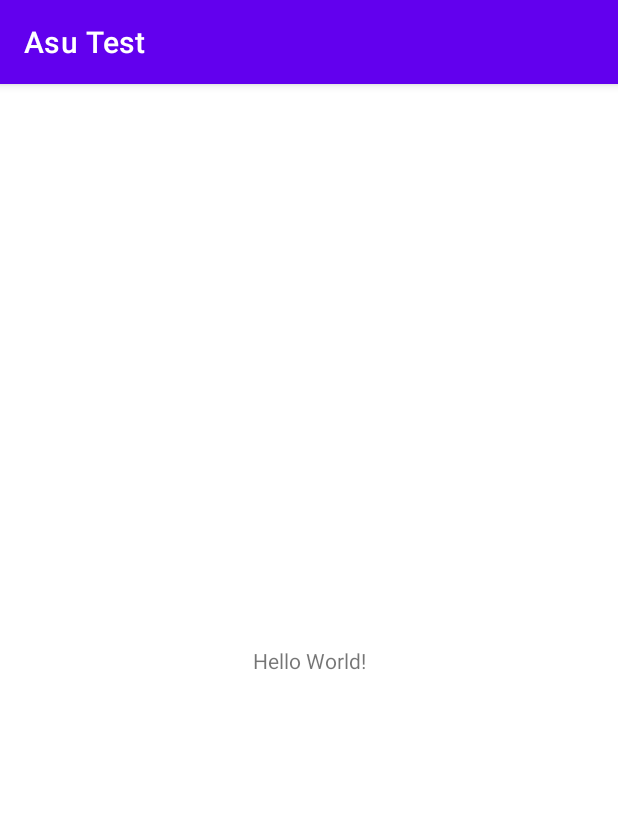
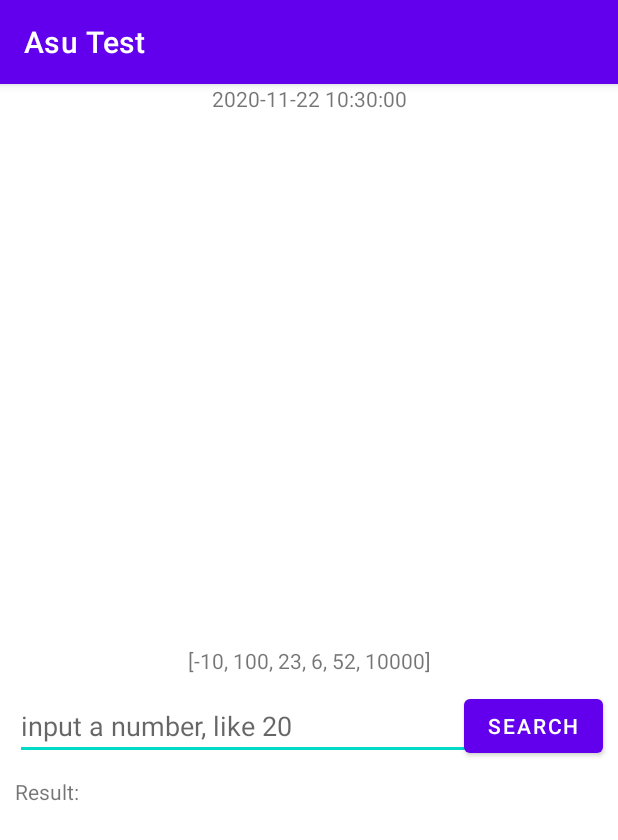
Before and after one commit to jiang1991/AsuTest, an Android app: the screen it shows after launch (MainActivity), on a phone screen of 412 x 824 dp. Shown: the top 840 px of the screen. Run offline under Robolectric (Android 15) with nearby library versions, the phone set to English and light mode, and no system bars.

Commit message:
Assignments 4 add espresso support

```diff
--- a/app/build.gradle
+++ b/app/build.gradle
@@ -36,4 +36,5 @@ dependencies {
     testImplementation 'junit:junit:4.+'
     androidTestImplementation 'androidx.test.ext:junit:1.1.2'
     androidTestImplementation 'androidx.test.espresso:espresso-core:3.3.0'
+    androidTestImplementation 'androidx.test:rules:1.3.0-beta01'
 }
--- a/app/src/main/java/com/example/asutest/MainActivity.java
+++ b/app/src/main/java/com/example/asutest/MainActivity.java
@@ -3,14 +3,60 @@ package com.example.asutest;
 import androidx.appcompat.app.AppCompatActivity;
 
 import android.os.Bundle;
+import android.view.View;
+import android.widget.Button;
+import android.widget.EditText;
+import android.widget.TextView;
+
+import com.example.asutest.one.Oct;
+
+import java.text.SimpleDateFormat;
+import java.util.Arrays;
 
 public class MainActivity extends AppCompatActivity {
+
+    TextView oriList;
+    Button search;
+    TextView result;
+    EditText input;
+    TextView time;
+
+    int[] list = new int[]{-10, 100, 23, 6, 52, 10000};
 
     @Override
     protected void onCreate(Bundle savedInstanceState) {
         super.onCreate(savedInstanceState);
         setContentView(R.layout.activity_main);
+
+        initUI();
     }
 
+    private void initUI() {
+        oriList = findViewById(R.id.ori_list);
+        search = findViewById(R.id.search);
+        result = findViewById(R.id.result);
+        input = findViewById(R.id.input);
+        time = findViewById(R.id.time);
+
+        SimpleDateFormat df = new SimpleDateFormat("yyyy-MM-dd HH:mm:ss");
+        time.setText(df.format(System.currentTimeMillis()));
+
+        oriList.setText(Arrays.toString(list));
+
+        search.setOnClickListener(v -> {
+            if (input.getText() == null) {
+                return;
+            }
+
+            int s = Integer.parseInt(input.getText().toString());
+            boolean b = Oct.binarySearch(list, s);
+            if (b) {
+                result.setText("Result: Found");
+            } else {
+                result.setText("Result: Not found");
+            }
+        });
+
+    }
 
 }
--- a/app/src/main/java/com/example/asutest/one/Oct.java
+++ b/app/src/main/java/com/example/asutest/one/Oct.java
@@ -20,11 +20,11 @@ public class Oct {
     public static boolean binarySearch(int[] input, int number) {
 
         // useless var
-        String s = "i am useless string";
+//        String s = "i am useless string";
 
         // assign a var but never call it
-        int i = 10;
-        i++;
+//        int i = 10;
+//        i++;
 
         Arrays.sort(input);
 
--- a/app/src/main/res/layout/activity_main.xml
+++ b/app/src/main/res/layout/activity_main.xml
@@ -1,5 +1,6 @@
 <?xml version="1.0" encoding="utf-8"?>
-<androidx.constraintlayout.widget.ConstraintLayout xmlns:android="http://schemas.android.com/apk/res/android"
+<androidx.constraintlayout.widget.ConstraintLayout
+    xmlns:android="http://schemas.android.com/apk/res/android"
     xmlns:app="http://schemas.android.com/apk/res-auto"
     xmlns:tools="http://schemas.android.com/tools"
     android:layout_width="match_parent"
@@ -7,12 +8,52 @@
     tools:context=".MainActivity">
 
     <TextView
+        android:id="@+id/ori_list"
         android:layout_width="wrap_content"
         android:layout_height="wrap_content"
-        android:text="Hello World!"
+        android:text="Original List: 10, 20, 21, 31"
+        android:layout_margin="10dp"
         app:layout_constraintBottom_toBottomOf="parent"
         app:layout_constraintLeft_toLeftOf="parent"
         app:layout_constraintRight_toRightOf="parent"
         app:layout_constraintTop_toTopOf="parent" />
 
+    <EditText
+        android:id="@+id/input"
+        android:hint="input a number, like 20"
+        android:inputType="number"
+        android:layout_width="match_parent"
+        android:layout_height="wrap_content"
+        android:layout_margin="10dp"
+        app:layout_constraintTop_toTopOf="@id/search"
+        app:layout_constraintBottom_toBottomOf="@id/search"
+        app:layout_constraintLeft_toLeftOf="@id/search"/>
+
+    <Button
+        android:id="@+id/search"
+        android:text="Search"
+        android:layout_margin="10dp"
+        android:layout_width="wrap_content"
+        android:layout_height="wrap_content"
+        app:layout_constraintTop_toBottomOf="@id/ori_list"
+        app:layout_constraintRight_toRightOf="parent"/>
+
+    <TextView
+        android:id="@+id/result"
+        android:layout_width="match_parent"
+        android:layout_height="wrap_content"
+        android:text="Result:"
+        android:layout_margin="10dp"
+        app:layout_constraintTop_toBottomOf="@id/search"
+        app:layout_constraintLeft_toLeftOf="parent"
+        app:layout_constraintRight_toRightOf="parent"/>
+
+    <TextView
+        android:id="@+id/time"
+        android:layout_width="wrap_content"
+        android:layout_height="wrap_content"
+        app:layout_constraintTop_toTopOf="parent"
+        app:layout_constraintStart_toStartOf="parent"
+        app:layout_constraintEnd_toEndOf="parent"
+        />
 </androidx.constraintlayout.widget.ConstraintLayout>
--- a/build.gradle
+++ b/build.gradle
@@ -5,7 +5,7 @@ buildscript {
         jcenter()
     }
     dependencies {
-        classpath "com.android.tools.build:gradle:4.1.0"
+        classpath 'com.android.tools.build:gradle:4.1.1'
 
         // NOTE: Do not place your application dependencies here; they belong
         // in the individual module build.gradle files
```
Also changed, not shown: 1 other file.
